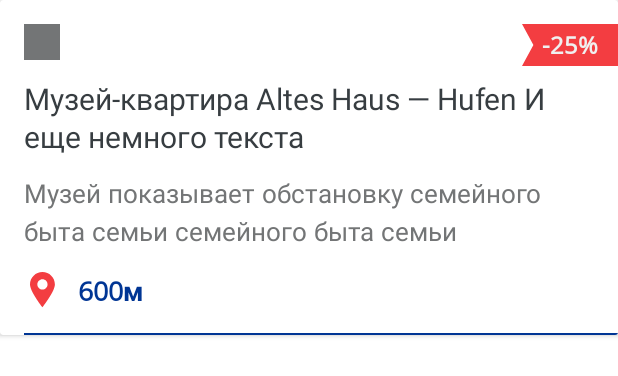
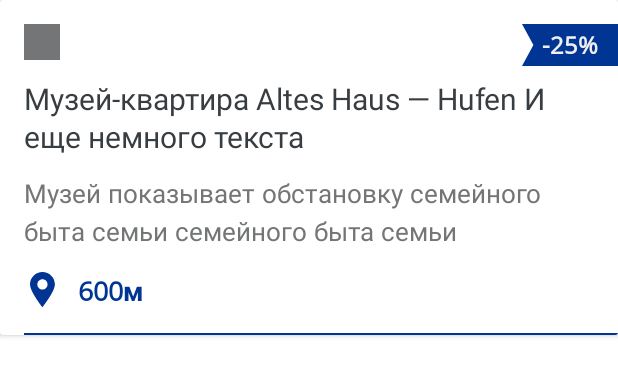
Before and after one commit to rougsig/AmberCard, an Android app: the layout place_item.xml on its own in the app's theme, with its tools: preview values and no code run, on a phone screen of 412 x 824 dp. Shown: the top 376 px of the screen. Run offline under Robolectric (Android 15) with nearby library versions, the phone set to English and light mode, and no system bars; plain views replace SimpleDraweeView; Roboto replaces fonts that are not available here.

Commit message:
- IconColorFix

```diff
--- a/app/src/main/res/drawable/bg_discount.xml
+++ b/app/src/main/res/drawable/bg_discount.xml
@@ -9,6 +9,6 @@
             android:pathData="M0 0L64 0 64 28 0 28 7.6 14Z" />
         <path
             android:pathData="M-5 -5l74 0 0 38 -74 0z"
-            android:fillColor="#f33d41" />
+            android:fillColor="@color/action" />
     </group>
 </vector>
--- a/app/src/main/res/drawable/ic_checked.xml
+++ b/app/src/main/res/drawable/ic_checked.xml
@@ -7,7 +7,7 @@
     <path
         android:pathData="M2 9.9L10 18 22 2"
         android:strokeWidth="2"
-        android:strokeColor="#f33d41"
+        android:strokeColor="@color/action"
         android:strokeLineCap="square"
         android:strokeMiterLimit="10" />
 </vector>
--- a/app/src/main/res/drawable/ic_phone.xml
+++ b/app/src/main/res/drawable/ic_phone.xml
@@ -9,6 +9,6 @@
             android:pathData="M5.3 2.2c-0.1 0 -0.3 0 -0.4 0 -1.5 0.6 -2.4 2.7 -2.6 4.2 -0.7 4.7 3 8.8 6.4 11.5 3 2.4 8.8 6.3 12.2 2.5 0.4 -0.5 0.9 -1.2 0.9 -1.8 -0.1 -1.2 -1.1 -2 -1.9 -2.6 -0.6 -0.5 -1.9 -1.8 -2.7 -1.7 -0.7 0 -1.2 0.8 -1.6 1.3l-0.8 0.8c-0.1 0.1 -1.9 -1 -2.1 -1.2 -0.7 -0.5 -1.4 -1 -2 -1.6C10 13 9.4 12.4 9 11.7 8.9 11.5 7.8 9.8 7.9 9.7 7.9 9.7 8.8 8.7 9.1 8.2 9.7 7.3 10.1 6.6 9.5 5.6 9.2 5.3 8.9 5 8.5 4.6 8 4.1 7.4 3.5 6.8 3 6.4 2.8 5.8 2.3 5.3 2.2Z" />
         <path
             android:pathData="M-2.8 -2.8l29.5 0 0 29.799999 -29.5 0z"
-            android:fillColor="#F33D41" />
+            android:fillColor="@color/action" />
     </group>
 </vector>
--- a/app/src/main/res/drawable/ic_pin.xml
+++ b/app/src/main/res/drawable/ic_pin.xml
@@ -12,8 +12,5 @@
         android:strokeMiterLimit="10" />
     <path
         android:pathData="M43 14A14 14 0 0 1 29 28 14 14 0 0 1 15 14 14 14 0 0 1 29 0 14 14 0 0 1 43 14Z"
-        android:fillColor="#dd352e" />
-    <path
-        android:pathData="M27 10a3 3 0 0 1 -3 3 3 3 0 0 1 -3 -3 3 3 0 0 1 3 -3 3 3 0 0 1 3 3z"
-        android:fillColor="#f76363" />
+        android:fillColor="@color/action" />
 </vector>
--- a/app/src/main/res/drawable/ic_pointer.xml
+++ b/app/src/main/res/drawable/ic_pointer.xml
@@ -9,6 +9,6 @@
             android:pathData="M12.3 4.9c1.9 0 3.4 1.5 3.4 3.4 0 1.9 -1.6 3.4 -3.4 3.4 -1.8 0 -3.4 -1.6 -3.4 -3.4 0 -1.8 1.5 -3.4 3.4 -3.4zM12.3 0C7.8 0 4 3.7 4 8.3 4 12.7 11.6 22.6 11.9 23l0.4 0.5 0.4 -0.5C13 22.6 20.6 12.7 20.6 8.3 20.6 3.7 16.9 0 12.3 0Z" />
         <path
             android:pathData="M-1 -5l26.6 0 0 33.5 -26.6 0z"
-            android:fillColor="#f33d41" />
+            android:fillColor="@color/action" />
     </group>
 </vector>
--- a/app/src/main/res/drawable/ic_star.xml
+++ b/app/src/main/res/drawable/ic_star.xml
@@ -9,6 +9,6 @@
             android:pathData="M10 14.2L6.3 16.4 7.3 12.3 4.1 9.5 8.4 9.1 10 5.2l1.7 3.9 4.3 0.4 -3.2 2.8 1 4.1L10 14.2ZM19.7 8.3L12.7 7.7 10 1.3 7.3 7.7 0.3 8.3 5.6 12.9 4 19.6 10 16l6 3.6 -1.6 -6.8 5.3 -4.5z" />
         <path
             android:pathData="M-4.6999998 -3.7L24.7 -3.7l0 28.299999 -29.3999998 0z"
-            android:fillColor="#F33D41" />
+            android:fillColor="@color/action" />
     </group>
 </vector>
--- a/app/src/main/res/drawable/ic_star_active.xml
+++ b/app/src/main/res/drawable/ic_star_active.xml
@@ -9,6 +9,6 @@
             android:pathData="M10 1L7.2 7.6 0 8.2 5.5 13 3.8 20 10 16.3 16.2 20 14.5 13 20 8.2 12.8 7.6Z" />
         <path
             android:pathData="M-5 -4l30 0 0 29 -30 0z"
-            android:fillColor="#F33D41" />
+            android:fillColor="@color/action" />
     </group>
 </vector>
```
